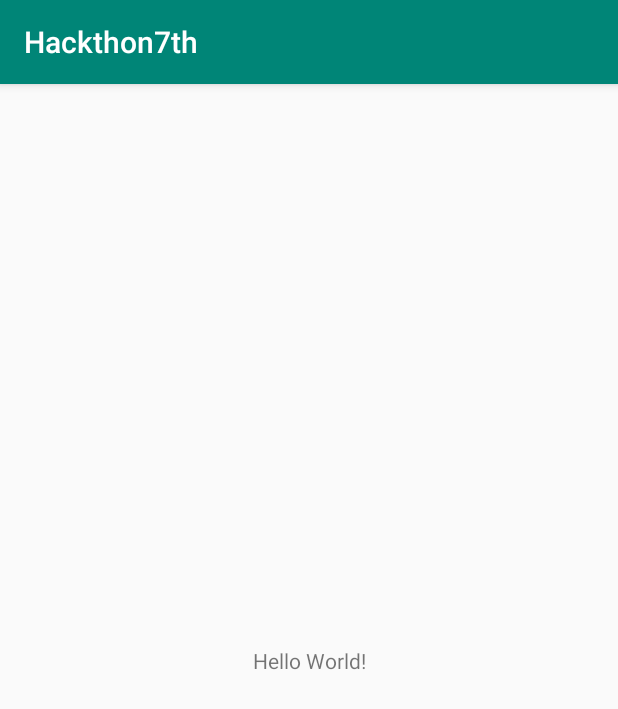
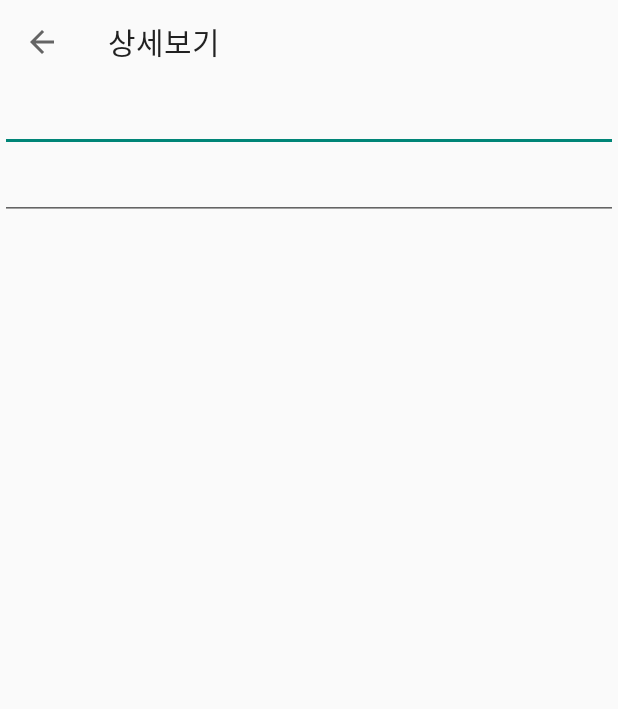
Before and after one commit to depromeet/hackathon-appearance-team, an Android app: the screen it shows after launch (MainActivity before the commit, TaskDetailActivity after it), on a phone screen of 412 x 824 dp. Shown: the top 709 px of the screen. Run offline under Robolectric (Android 15) with nearby library versions, the light colour scheme and no system bars.

Commit message:
TaskDetailActivity 추가 #1

```diff
--- a/app/src/main/AndroidManifest.xml
+++ b/app/src/main/AndroidManifest.xml
@@ -16,6 +16,9 @@
         <category android:name="android.intent.category.LAUNCHER" />
       </intent-filter>
     </activity>
+    <activity
+      android:name=".TaskDetailActivity"
+      android:theme="@style/Theme.AppCompat.Light.NoActionBar" />
   </application>
 
 </manifest>
--- a/app/src/main/java/com/depromeet/hackthon7th/MainActivity.kt
+++ b/app/src/main/java/com/depromeet/hackthon7th/MainActivity.kt
@@ -1,12 +1,13 @@
 package com.depromeet.hackthon7th
 
+import android.os.Bundle
 import androidx.appcompat.app.AppCompatActivity
-import android.os.Bundle
 
 class MainActivity : AppCompatActivity() {
 
     override fun onCreate(savedInstanceState: Bundle?) {
         super.onCreate(savedInstanceState)
         setContentView(R.layout.activity_main)
+        startActivity(TaskDetailActivity.getStartIntent(this))
     }
 }
--- /dev/null
+++ b/app/src/main/java/com/depromeet/hackthon7th/TaskDetailActivity.kt
@@ -0,0 +1,29 @@
+package com.depromeet.hackthon7th
+
+import android.content.Context
+import android.content.Intent
+import android.os.Bundle
+import androidx.appcompat.app.AppCompatActivity
+import kotlinx.android.synthetic.main.activity_task_detail.*
+
+class TaskDetailActivity : AppCompatActivity() {
+
+    override fun onCreate(savedInstanceState: Bundle?) {
+        super.onCreate(savedInstanceState)
+        setContentView(R.layout.activity_task_detail)
+        setSupportActionBar(toolbar_task_detail)
+        setTitle(R.string.task_detail_title)
+        supportActionBar?.setDisplayHomeAsUpEnabled(true)
+
+        initView()
+    }
+
+    private fun initView() {
+
+    }
+
+    companion object {
+
+        fun getStartIntent(context: Context) = Intent(context, TaskDetailActivity::class.java)
+    }
+}
--- /dev/null
+++ b/app/src/main/res/layout/activity_task_detail.xml
@@ -0,0 +1,35 @@
+<?xml version="1.0" encoding="utf-8"?>
+<androidx.constraintlayout.widget.ConstraintLayout xmlns:android="http://schemas.android.com/apk/res/android"
+  xmlns:app="http://schemas.android.com/apk/res-auto"
+  xmlns:tools="http://schemas.android.com/tools"
+  android:layout_width="match_parent"
+  android:layout_height="match_parent"
+  tools:context=".TaskDetailActivity">
+
+  <androidx.appcompat.widget.Toolbar
+    android:id="@+id/toolbar_task_detail"
+    android:layout_width="0dp"
+    android:layout_height="wrap_content"
+    app:layout_constraintEnd_toEndOf="parent"
+    app:layout_constraintStart_toStartOf="parent"
+    app:layout_constraintTop_toTopOf="parent" />
+
+  <EditText
+    android:id="@+id/et_task_title"
+    android:layout_width="0dp"
+    android:layout_height="wrap_content"
+    android:inputType="text"
+    app:layout_constraintEnd_toEndOf="parent"
+    app:layout_constraintStart_toStartOf="parent"
+    app:layout_constraintTop_toBottomOf="@id/toolbar_task_detail" />
+
+  <EditText
+    android:id="@+id/et_task_desc"
+    android:layout_width="0dp"
+    android:layout_height="wrap_content"
+    android:inputType="text"
+    app:layout_constraintEnd_toEndOf="parent"
+    app:layout_constraintStart_toStartOf="parent"
+    app:layout_constraintTop_toBottomOf="@id/et_task_title" />
+
+</androidx.constraintlayout.widget.ConstraintLayout>
--- a/app/src/main/res/values/strings.xml
+++ b/app/src/main/res/values/strings.xml
@@ -1,3 +1,10 @@
 <resources>
-  <string name="app_name">Hackthon7th</string>
+  <string name="app_name">구질구질한 알림</string>
+
+  <string name="task_detail_title">상세보기</string>
+  <string name="task_detail_desc">설명</string>
+  <string name="task_detail_time">시간</string>
+  <string name="task_detail_date">날짜</string>
+  <string name="task_detail_condition">반복조건</string>
+  <string name="task_detail_rank">우선순위</string>
 </resources>
```
